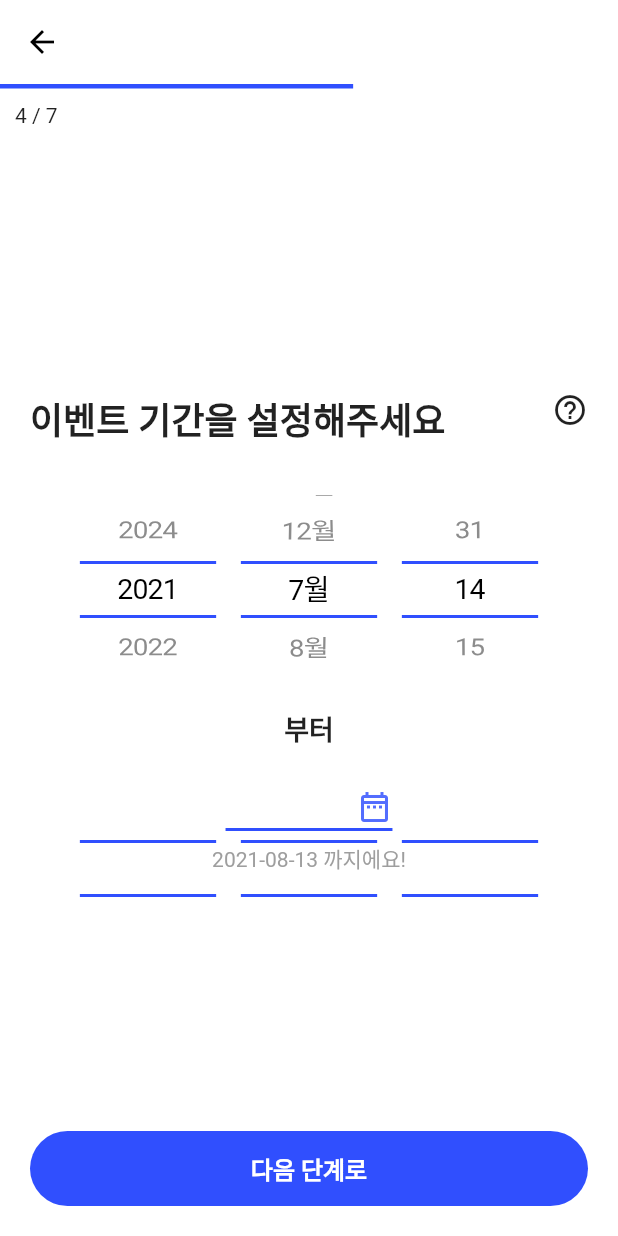
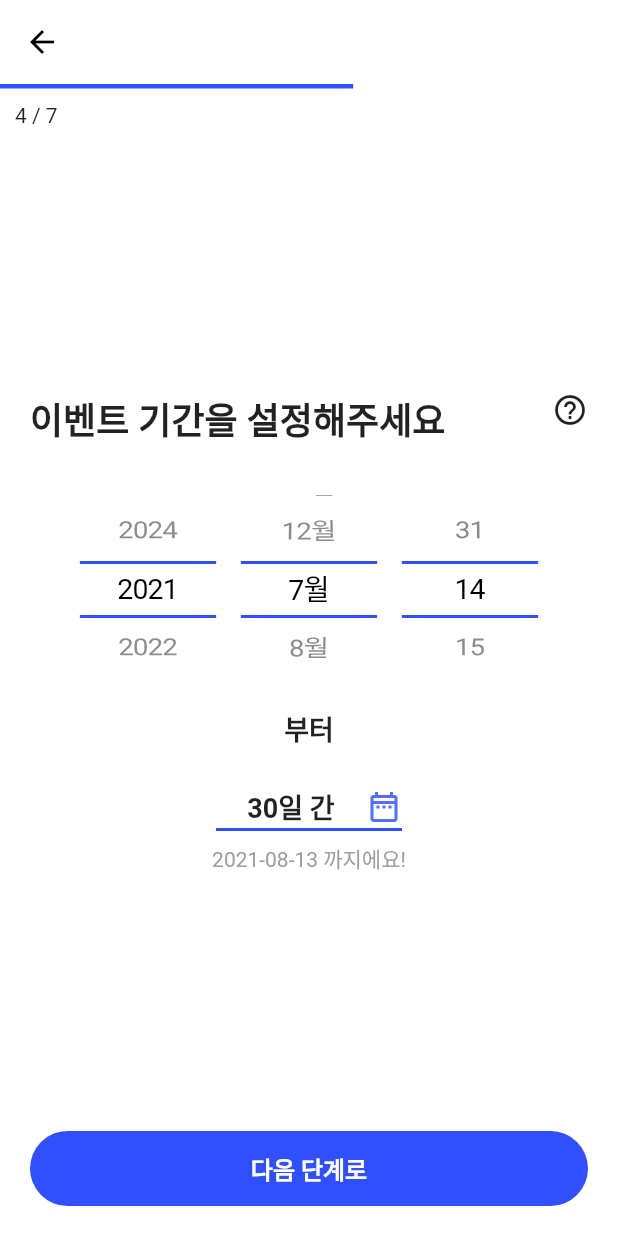
Before and after one commit to SWM-ROCKETDAN/ssoda, a Flutter app: the screen it shows after launch, on a phone screen of 412 x 824 dp. Run offline on Flutter 3.47's test engine with Material 2 defaults, Android fonts, the phone set to English and light mode, and no system bars; drawn by our look-alikes of auto_size_text; our stand-ins replace carousel_slider, image_picker.

Commit message:
remove animation & modify dropdownbutton design

```diff
--- a/app-ui/lib/screens/create_event/create_event_step/components/event_period.dart
+++ b/app-ui/lib/screens/create_event/create_event_step/components/event_period.dart
@@ -9,8 +9,9 @@ class EventPeriod extends StatefulWidget {
   _EventPeriodState createState() => _EventPeriodState();
 }
 
-class _EventPeriodState extends State<EventPeriod> {
-  final _dateRangeList = ['한 달 동안', '다음 달까지', '올해까지', '영구 진행', '직접 입력'];
+class _EventPeriodState extends State<EventPeriod>
+    with TickerProviderStateMixin {
+  final _dateRangeList = ['30일 간', '다음 달까지', '올해까지', '영구 진행', '직접 입력'];
   String? _dropdownValue;
 
   @override
@@ -46,8 +47,10 @@ class _EventPeriodState extends State<EventPeriod> {
           ),
           Text('부터',
               style: TextStyle(fontSize: 18, fontWeight: FontWeight.bold)),
-          AnimatedContainer(
-            child: Container(
+          Visibility(
+            child: Column(
+              children: [
+                Container(
                   padding: const EdgeInsets.symmetric(horizontal: 25),
                   child: DatePickerWidget(
                     looping: true,
@@ -61,18 +64,17 @@ class _EventPeriodState extends State<EventPeriod> {
                       widget.period.finishDate = newDate;
                     },
                     pickerTheme: DateTimePickerTheme(
-                  itemTextStyle: TextStyle(color: Colors.black, fontSize: 19),
+                      itemTextStyle:
+                          TextStyle(color: Colors.black, fontSize: 19),
                       dividerColor: Colors.indigoAccent.shade700,
                     ),
                   ),
                 ),
-            height: _dropdownValue != _dateRangeList.last ? 0 : 160,
-            duration: Duration(microseconds: 500),
-            curve: Curves.easeIn,
+                Text('까지',
+                    style:
+                        TextStyle(fontSize: 18, fontWeight: FontWeight.bold)),
+              ],
             ),
-          Visibility(
-            child: Text('까지',
-                style: TextStyle(fontSize: 18, fontWeight: FontWeight.bold)),
             visible: _dropdownValue == _dateRangeList.last,
           ),
           SizedBox(height: 15),
@@ -84,7 +86,10 @@ class _EventPeriodState extends State<EventPeriod> {
               ),
               iconSize: 24,
               elevation: 16,
-              style: TextStyle(fontSize: 18, fontWeight: FontWeight.bold),
+              style: TextStyle(
+                  fontSize: 18,
+                  fontWeight: FontWeight.bold,
+                  color: Colors.black87),
               underline: Container(
                 height: 2,
                 color: Colors.indigoAccent.shade700,
@@ -115,7 +120,15 @@ class _EventPeriodState extends State<EventPeriod> {
                 }
               },
               items: _dateRangeList
-                  .map((e) => DropdownMenuItem(child: Text(e), value: e))
+                  .map((e) => DropdownMenuItem(
+                      child: SizedBox(
+                        width: 100,
+                        child: Text(
+                          e,
+                          textAlign: TextAlign.center,
+                        ),
+                      ),
+                      value: e))
                   .toList()),
           Visibility(
             child: Text(
```
Lines whose indentation alone changed are shown as unchanged.
